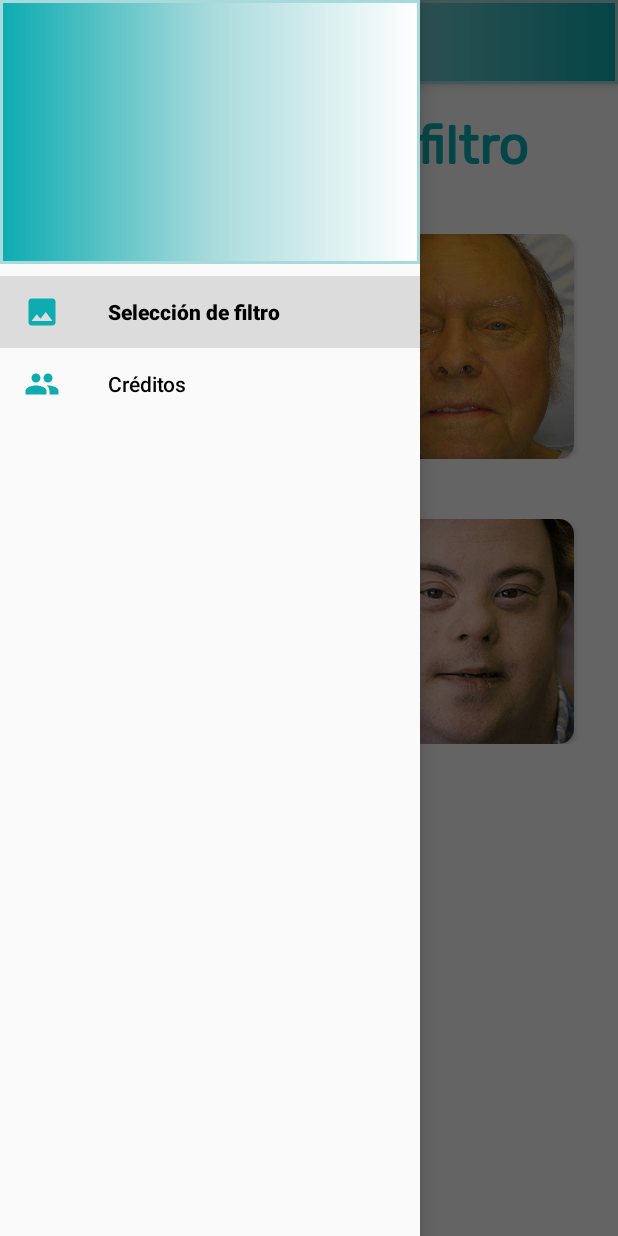
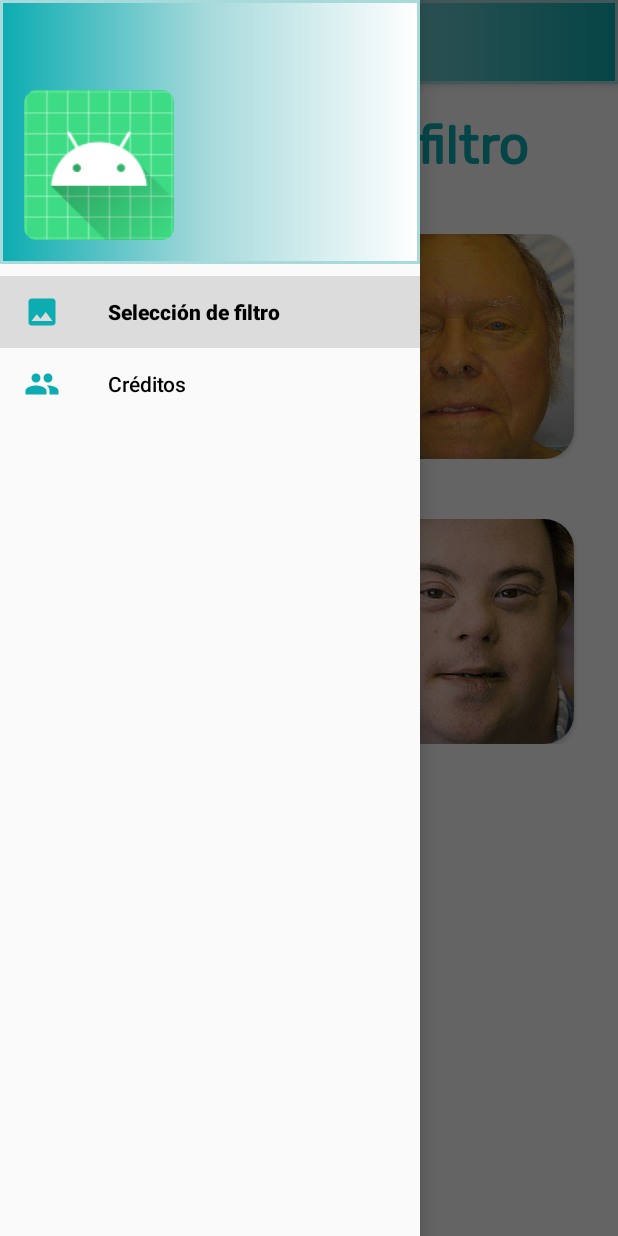
Before and after one commit to hdisra318/MiztliMedFil, an Android app: the screen it shows after launch (MainActivity), with the side drawer open, on a phone screen of 412 x 824 dp. Run offline under Robolectric (Android 15) with nearby library versions, the phone set to English and light mode, and no system bars.

Commit message:
Arreglando layout de acerca de

```diff
--- a/app/src/main/res/layout/filtro_grid_item.xml
+++ b/app/src/main/res/layout/filtro_grid_item.xml
@@ -11,7 +11,7 @@
     <androidx.cardview.widget.CardView
         android:layout_width="150dp"
         android:layout_height="150dp"
-        app:cardCornerRadius="10dp"
+        app:cardCornerRadius="20dp"
         android:elevation="10dp">
 
         <ImageView
--- a/app/src/main/res/layout/fragment_acerca_de.xml
+++ b/app/src/main/res/layout/fragment_acerca_de.xml
@@ -41,7 +41,7 @@
                         android:id="@+id/logoMiztli"
                         android:layout_width="130dp"
                         android:layout_height="120dp"
-                        android:layout_marginLeft="35dp"
+                        android:layout_marginLeft="45dp"
                         android:layout_gravity="center"
                         android:src="@drawable/logo_miztli" />
 
--- a/app/src/main/res/layout/nav_header.xml
+++ b/app/src/main/res/layout/nav_header.xml
@@ -8,4 +8,19 @@
     android:padding="16dp"
     android:theme="@style/ThemeOverlay.AppCompat.Dark" >
 
+    <LinearLayout
+        android:layout_width="match_parent"
+        android:layout_height="wrap_content"
+        android:orientation="horizontal">
+
+        <ImageView
+            android:id="@+id/logoMedfilNav"
+            android:layout_width="100dp"
+            android:layout_height="100dp"
+            android:src="@mipmap/ic_launcher" />
+
+
+    </LinearLayout>
+
+
 </LinearLayout>
```
Also changed, not shown: app/src/main/java/mx/unam/fciencias/medfil/FiltroFragment.java (+13 -7 lines).
